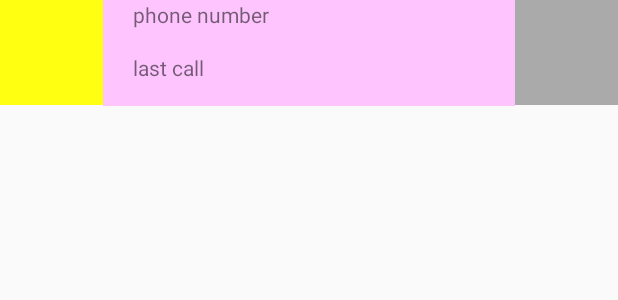
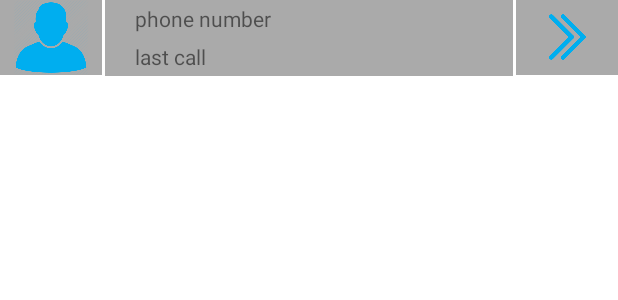
Before and after one commit to krisolar/ContactsBook, an Android app: the layout contact_layout.xml on its own in the app's theme, with its tools: preview values and no code run, on a phone screen of 412 x 824 dp. Shown: the top 300 px of the screen. Run offline under Robolectric (Android 15) with nearby library versions, the phone set to English and light mode, and no system bars.

```diff
--- a/app/src/main/AndroidManifest.xml
+++ b/app/src/main/AndroidManifest.xml
@@ -1,12 +1,16 @@
 <?xml version="1.0" encoding="utf-8"?>
 <manifest xmlns:android="http://schemas.android.com/apk/res/android"
     package="com.itea.contactsbook" >
+
+    <uses-permission android:name="android.permission.READ_CONTACTS" />
+    <uses-permission android:name="android.permission.CALL_PHONE" />
 
     <application
         android:allowBackup="true"
         android:icon="@mipmap/ic_launcher"
         android:label="@string/app_name"
         android:theme="@style/AppTheme" >
+
         <activity
             android:name=".MainActivity"
             android:label="@string/app_name" >
@@ -16,6 +20,7 @@
                 <category android:name="android.intent.category.LAUNCHER" />
             </intent-filter>
         </activity>
+
     </application>
 
 </manifest>
--- a/app/src/main/res/layout/contact_layout.xml
+++ b/app/src/main/res/layout/contact_layout.xml
@@ -1,33 +1,42 @@
 <?xml version="1.0" encoding="utf-8"?>
 <LinearLayout xmlns:android="http://schemas.android.com/apk/res/android"
-    android:weightSum="6"
-    android:layout_width="match_parent" android:layout_height="match_parent">
+    android:layout_width="match_parent"
+    android:layout_height="match_parent"
+    android:background="@android:color/white"
+    android:weightSum="6">
 
     <ImageView
         android:id="@+id/ivPhoto"
         android:layout_width="0dp"
+        android:layout_height="50dp"
         android:layout_weight="1"
-        android:layout_height="70dp"
-        android:background="#ffff11"/>
+        android:background="@android:color/darker_gray"
+        android:scaleType="fitCenter"
+        android:src="@drawable/person_icon" />
 
     <LinearLayout
         android:layout_width="0dp"
+        android:layout_height="wrap_content"
+        android:layout_marginLeft="2dp"
         android:layout_weight="4"
-        android:layout_height="wrap_content"
-        android:orientation="vertical"
-        android:background="#aaffaaff">
+        android:background="@android:color/darker_gray"
+        android:orientation="vertical">
+
         <TextView
             android:id="@+id/tvPhoneNumber"
             android:layout_width="match_parent"
-            android:layout_height="35dp"
+            android:layout_height="25dp"
             android:layout_marginLeft="20dp"
-            android:text="phone number"/>
+            android:gravity="center_vertical"
+            android:text="phone number" />
+
         <TextView
             android:id="@+id/tvLastCall"
             android:layout_width="match_parent"
-            android:layout_height="35dp"
+            android:layout_height="25dp"
             android:layout_marginLeft="20dp"
-            android:text="last call"/>
+            android:gravity="center_vertical"
+            android:text="last call" />
 
 
     </LinearLayout>
@@ -35,8 +44,11 @@
     <ImageView
         android:id="@+id/ivDetails"
         android:layout_width="0dp"
+        android:layout_height="50dp"
+        android:layout_marginLeft="2dp"
         android:layout_weight="1"
-        android:layout_height="70dp"
-        android:background="#aaaaaa"/>
+        android:background="@android:color/darker_gray"
+        android:scaleType="fitCenter"
+        android:src="@drawable/next_icon" />
 
 </LinearLayout>
--- a/build.gradle
+++ b/build.gradle
@@ -5,7 +5,7 @@ buildscript {
         jcenter()
     }
     dependencies {
-        classpath 'com.android.tools.build:gradle:1.2.3'
+        classpath 'com.android.tools.build:gradle:2.2.3'
 
         // NOTE: Do not place your application dependencies here; they belong
         // in the individual module build.gradle files
```
Also changed, not shown: app/build.gradle (+10 -2 lines), app/src/main/java/ContactsAdapter.java (deleted, +0 -22 lines), app/src/main/java/com/itea/contactsbook/ContactsAdapter.java (added, +75 -0 lines), app/src/main/java/com/itea/contactsbook/MainActivity.java (+29 -4 lines), app/src/main/res/layout/activity_main.xml (+5 -6 lines), gradle/wrapper/gradle-wrapper.properties, 3 other files.
